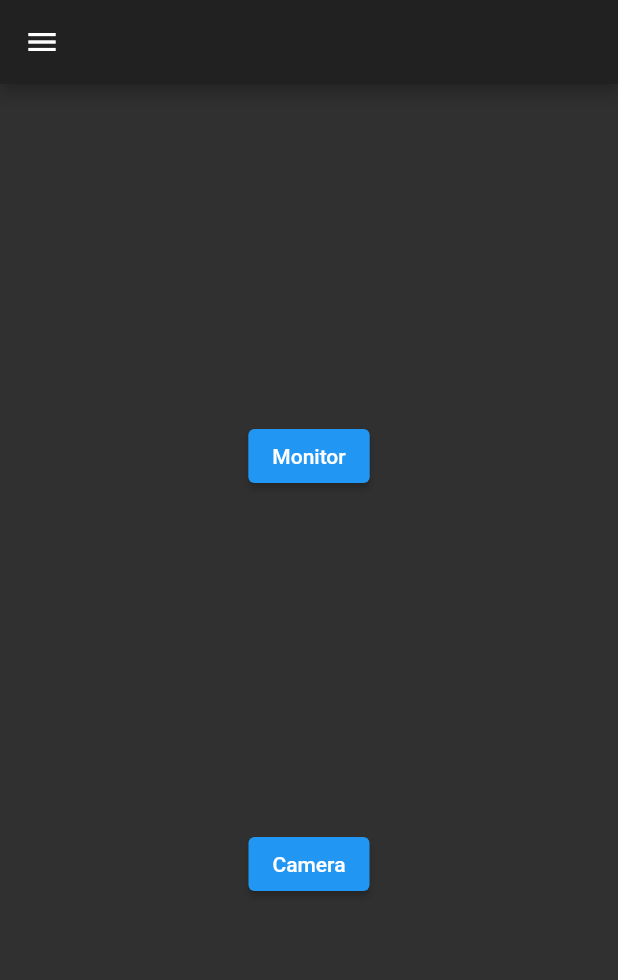
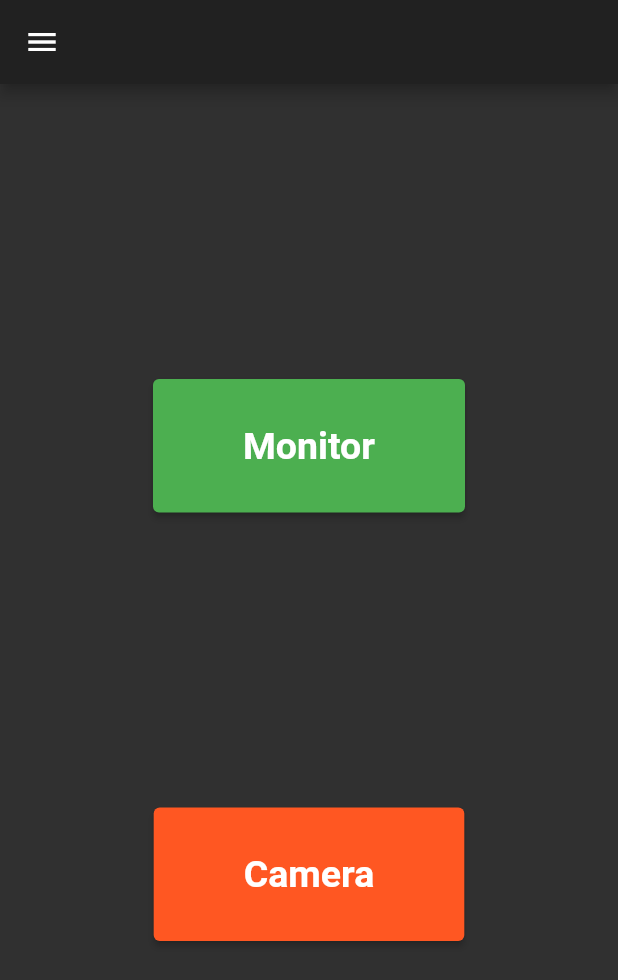
Before and after one commit to pranavraaghav/watcher, a Flutter app: the screen it shows after launch, on a phone screen of 412 x 824 dp. Shown: the top 980 px of the screen. Run offline on Flutter 3.47's test engine with Material 2 defaults, Android fonts, the phone set to English and light mode, and no system bars; our stand-ins replace camera, cloud_firestore, firebase_auth, firebase_core, firebase_storage, google_fonts; missing offline and left inert: tflite; accounts and stored records are empty; Roboto replaces fonts that are missing (Prompt).

Commit message:
Tweaked UI, Cleaned up some code

```diff
--- a/lib/pages/home.dart
+++ b/lib/pages/home.dart
@@ -1,8 +1,10 @@
+import 'package:crosswalk/models/user.dart';
 import 'package:flutter/material.dart';
 import 'package:camera/camera.dart';
 import 'package:crosswalk/object_detection/live_camera.dart';
 import 'package:crosswalk/pages/monitor.dart';
 import 'package:crosswalk/widgets/drawer.dart';
+import 'package:crosswalk/styling/custom_text_styles.dart';
 
 class Home extends StatelessWidget {
   // cameras needed to be passed on to LiveFeed screen
@@ -21,6 +23,10 @@ class Home extends StatelessWidget {
           mainAxisAlignment: MainAxisAlignment.spaceEvenly,
           children: [
             ElevatedButton(
+              style: ElevatedButton.styleFrom(
+                primary: Colors.green,
+                padding: EdgeInsets.fromLTRB(60, 30, 60, 30),
+              ),
               onPressed: () {
                 print('Pushing to monitor screen');
                 Navigator.push(
@@ -30,16 +36,26 @@ class Home extends StatelessWidget {
                   ),
                 );
               },
-                child: Text('Monitor')),
+              child: Text(
+                'Monitor',
+                style: buildLogoTextStyle(25, Colors.white, FontWeight.bold),
+              ),
+            ),
             ElevatedButton(
+              style: ElevatedButton.styleFrom(
+                primary: Colors.deepOrange,
+                padding: EdgeInsets.fromLTRB(60, 30, 60, 30),
+              ),
               onPressed: () {
                 print('Pushing to camera screen');
-                  Navigator.push(
-                      context,
-                      MaterialPageRoute(
-                          builder: (context) => LiveFeed(cameras)));
+                Navigator.push(context,
+                    MaterialPageRoute(builder: (context) => LiveFeed(cameras)));
               },
-                child: Text('Camera')),
+              child: Text(
+                'Camera',
+                style: buildLogoTextStyle(25, Colors.white, FontWeight.bold),
+              ),
+            ),
           ],
         ),
       ),
--- a/lib/services/auth.dart
+++ b/lib/services/auth.dart
@@ -66,8 +66,7 @@ class AuthService {
           email: email, password: password);
       User user = result.user;
 
-      await DatabaseService(uid: user.uid)
-          .updateUserData(email, displayName, GeoPoint(20.5937, 78.9629));
+      await DatabaseService(uid: user.uid).updateUserData(email, displayName);
 
       return _userFromFirebaseUser(user);
     } catch (e) {
--- a/lib/services/database.dart
+++ b/lib/services/database.dart
@@ -12,11 +12,9 @@ class DatabaseService {
     return await usersCollection.doc(uid).get();
   }
 
-  Future updateUserData(
-      String email, String displayName, GeoPoint location) async {
+  Future updateUserData(String email, String displayName) async {
     return await usersCollection.doc(uid).set({
       'displayName': displayName,
-      'location': location,
       'email': email,
     });
   }
```
Lines whose indentation alone changed are shown as unchanged.
